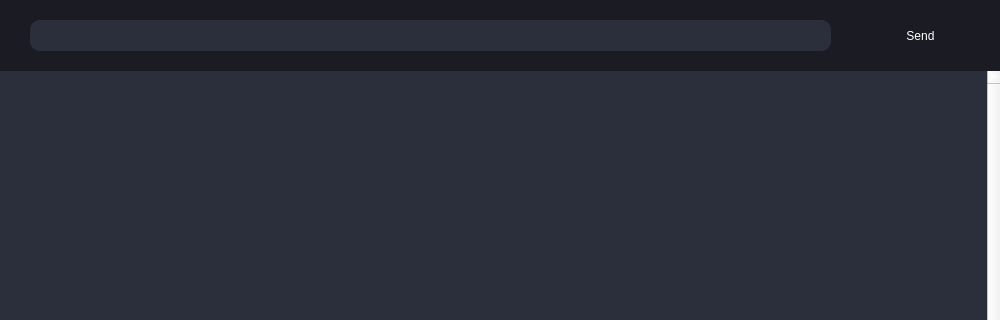
Above: src/ui/views/monitor/SerialMonitor.ui from milan338/FreeRGB before the change; both pictures show x 0 to 1000 and y 0 to 320 of the 1000 by 500 pixel window. Below: the same form after it.
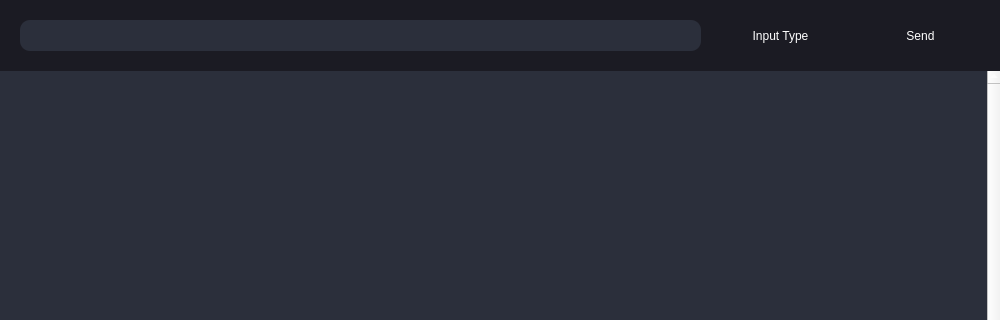
That is the form after the change.

Commit message: Read and write working on serial monitor, bug with serial thread hanging randomly

```diff
--- a/src/ui/views/monitor/SerialMonitor.ui
+++ b/src/ui/views/monitor/SerialMonitor.ui
@@ -88,9 +88,9 @@
   <widget class="QLineEdit" name="input_serial_text">
    <property name="geometry">
     <rect>
-     <x>30</x>
+     <x>20</x>
      <y>20</y>
-     <width>801</width>
+     <width>681</width>
      <height>31</height>
     </rect>
    </property>
@@ -237,6 +237,34 @@
    </property>
    <layout class="QHBoxLayout" name="switch_placeholder"/>
   </widget>
+  <widget class="QPushButton" name="btn_input_type">
+   <property name="geometry">
+    <rect>
+     <x>720</x>
+     <y>10</y>
+     <width>121</width>
+     <height>51</height>
+    </rect>
+   </property>
+   <property name="styleSheet">
+    <string notr="true">QPushButton {
+	color: rgb(255, 255, 255);
+	background-color: rgb(27, 27, 35);
+	border-radius: 10px;
+}
+
+QPushButton:hover {
+	background-color: rgb(74, 74, 74);
+}
+
+QPushButton:pressed  {
+	background-color: rgb(89, 89, 89);
+}</string>
+   </property>
+   <property name="text">
+    <string>Input Type</string>
+   </property>
+  </widget>
   <zorder>text_scroll_region</zorder>
   <zorder>bottom_bar</zorder>
   <zorder>top_bar</zorder>
@@ -245,6 +273,7 @@
   <zorder>horizontalLayoutWidget</zorder>
   <zorder>btn_serial_clear</zorder>
   <zorder>label_autoscroll</zorder>
+  <zorder>btn_input_type</zorder>
  </widget>
  <resources/>
  <connections/>
```
The commit also changes 6 other files.
